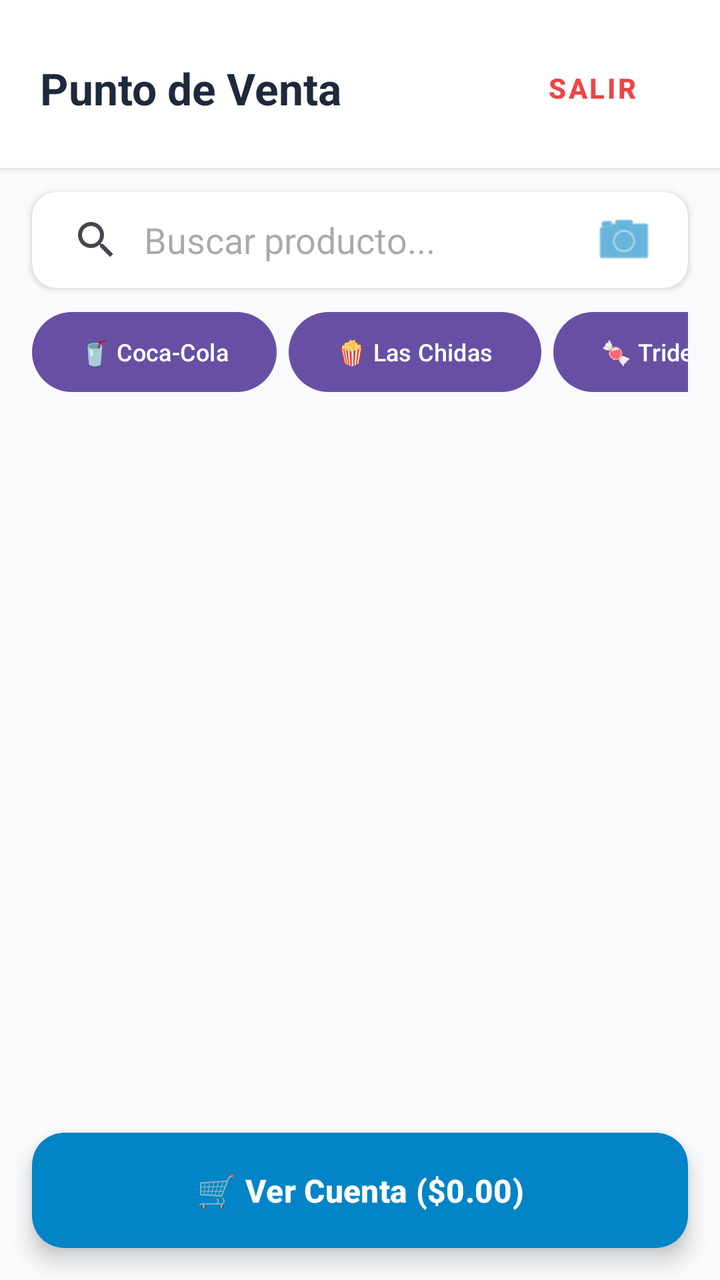
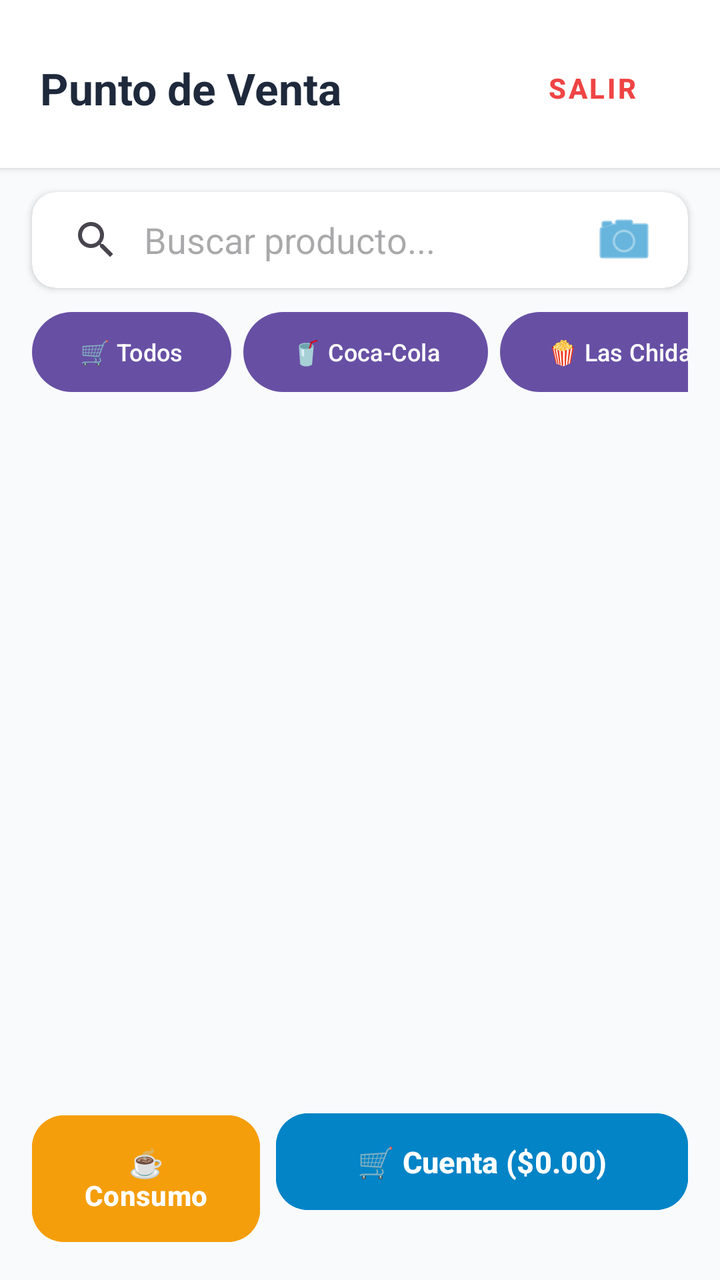

Two renders of the same Android screen: before a commit and after it. Below are the layout's source before the change and the commit's diff.
<!-- AndroidManifest.xml: application theme Theme.CrudProductos -->
<!-- res/layout/activity_usuario.xml -->
<?xml version="1.0" encoding="utf-8"?>
<androidx.constraintlayout.widget.ConstraintLayout xmlns:android="http://schemas.android.com/apk/res/android"
    xmlns:app="http://schemas.android.com/apk/res-auto"
    xmlns:tools="http://schemas.android.com/tools"
    android:id="@+id/main"
    android:layout_width="match_parent"
    android:layout_height="match_parent"
    android:background="#F8FAFC"
    tools:context=".Usuario">

    
    <androidx.cardview.widget.CardView
        android:id="@+id/headerCard"
        android:layout_width="match_parent"
        android:layout_height="wrap_content"
        app:cardBackgroundColor="#FFFFFF"
        app:cardCornerRadius="0dp"
        app:cardElevation="2dp"
        app:layout_constraintEnd_toEndOf="parent"
        app:layout_constraintStart_toStartOf="parent"
        app:layout_constraintTop_toTopOf="parent">

        <androidx.constraintlayout.widget.ConstraintLayout
            android:layout_width="match_parent"
            android:layout_height="wrap_content"
            android:paddingHorizontal="20dp"
            android:paddingTop="20dp"
            android:paddingBottom="16dp">

            <TextView
                android:id="@+id/tvTitulo"
                android:layout_width="wrap_content"
                android:layout_height="wrap_content"
                android:text="Punto de Venta"
                android:textColor="#1E293B"
                android:textSize="22sp"
                android:textStyle="bold"
                app:layout_constraintBottom_toBottomOf="parent"
                app:layout_constraintStart_toStartOf="parent"
                app:layout_constraintTop_toTopOf="parent" />

            <com.google.android.material.button.MaterialButton
                android:id="@+id/btnCerrarSesion"
                style="@style/Widget.MaterialComponents.Button.TextButton"
                android:layout_width="wrap_content"
                android:layout_height="wrap_content"
                android:paddingHorizontal="12dp"
                android:text="Salir"
                android:textColor="#EF4444"
                android:textSize="14sp"
                android:textStyle="bold"
                app:layout_constraintBottom_toBottomOf="parent"
                app:layout_constraintEnd_toEndOf="parent"
                app:layout_constraintTop_toTopOf="parent" />

        </androidx.constraintlayout.widget.ConstraintLayout>
    </androidx.cardview.widget.CardView>

    
    <androidx.cardview.widget.CardView
        android:id="@+id/searchCard"
        android:layout_width="0dp"
        android:layout_height="wrap_content"
        android:layout_marginHorizontal="16dp"
        android:layout_marginTop="12dp"
        app:cardBackgroundColor="#FFFFFF"
        app:cardCornerRadius="12dp"
        app:cardElevation="2dp"
        app:layout_constraintEnd_toEndOf="parent"
        app:layout_constraintStart_toStartOf="parent"
        app:layout_constraintTop_toBottomOf="@+id/headerCard">

        <LinearLayout
            android:layout_width="match_parent"
            android:layout_height="wrap_content"
            android:gravity="center_vertical"
            android:orientation="horizontal">

            <SearchView
                android:id="@+id/searchView"
                android:layout_width="0dp"
                android:layout_height="wrap_content"
                android:layout_weight="1"
                android:iconifiedByDefault="false"
                android:queryBackground="@android:color/transparent"
                android:queryHint="Buscar producto..." />

            
            <ImageButton
                android:id="@+id/btnEscanearCamara"
                android:layout_width="48dp"
                android:layout_height="48dp"
                android:layout_marginEnd="8dp"
                android:background="?attr/selectableItemBackgroundBorderless"
                android:contentDescription="Escanear producto"
                android:src="@android:drawable/ic_menu_camera"
                app:tint="#0284C7" />
        </LinearLayout>
    </androidx.cardview.widget.CardView>

    
    <HorizontalScrollView
        android:id="@+id/scrollBotonesRapidos"
        android:layout_width="0dp"
        android:layout_height="wrap_content"
        android:layout_marginHorizontal="16dp"
        android:layout_marginTop="8dp"
        android:scrollbars="none"
        app:layout_constraintEnd_toEndOf="parent"
        app:layout_constraintStart_toStartOf="parent"
        app:layout_constraintTop_toBottomOf="@+id/searchCard">

        <LinearLayout
            android:layout_width="wrap_content"
            android:layout_height="wrap_content"
            android:orientation="horizontal">

            <Button
                android:id="@+id/btnCoca"
                android:layout_width="wrap_content"
                android:layout_height="wrap_content"
                android:layout_marginEnd="6dp"
                android:text="🥤 Coca-Cola"
                android:textSize="12sp" />

            <Button
                android:id="@+id/btnChidas"
                android:layout_width="wrap_content"
                android:layout_height="wrap_content"
                android:layout_marginEnd="6dp"
                android:text="🍿 Las Chidas"
                android:textSize="12sp" />

            <Button
                android:id="@+id/btnTrident"
                android:layout_width="wrap_content"
                android:layout_height="wrap_content"
                android:layout_marginEnd="6dp"
                android:text="🍬 Trident"
                android:textSize="12sp" />

            <Button
                android:id="@+id/btnMazapan"
                android:layout_width="wrap_content"
                android:layout_height="wrap_content"
                android:layout_marginEnd="6dp"
                android:text="🥜 Mazapán"
                android:textSize="12sp" />

            <Button
                android:id="@+id/btnGalletas"
                android:layout_width="wrap_content"
                android:layout_height="wrap_content"
                android:text="🍪 Galletas"
                android:textSize="12sp" />

        </LinearLayout>
    </HorizontalScrollView>

    
    <androidx.recyclerview.widget.RecyclerView
        android:id="@+id/recyclerViewProductos"
        android:layout_width="0dp"
        android:layout_height="0dp"
        android:clipToPadding="false"
        android:paddingHorizontal="16dp"
        android:paddingTop="8dp"
        android:paddingBottom="90dp"
        app:layout_constraintBottom_toBottomOf="parent"
        app:layout_constraintEnd_toEndOf="parent"
        app:layout_constraintStart_toStartOf="parent"
        app:layout_constraintTop_toBottomOf="@+id/scrollBotonesRapidos"
        tools:listitem="@layout/item_producto_usuario" />

    
    <androidx.cardview.widget.CardView
        android:id="@+id/cardBottomBar"
        android:layout_width="0dp"
        android:layout_height="wrap_content"
        android:layout_margin="16dp"
        app:cardBackgroundColor="#0284C7"
        app:cardCornerRadius="16dp"
        app:cardElevation="6dp"
        app:layout_constraintBottom_toBottomOf="parent"
        app:layout_constraintEnd_toEndOf="parent"
        app:layout_constraintStart_toStartOf="parent">

        <com.google.android.material.button.MaterialButton
            android:id="@+id/btnVerCuenta"
            android:layout_width="match_parent"
            android:layout_height="wrap_content"
            android:backgroundTint="@android:color/transparent"
            android:paddingVertical="14dp"
            android:text="🛒 Ver Cuenta ($0.00)"
            android:textColor="#FFFFFF"
            android:textSize="16sp"
            android:textStyle="bold"
            app:cornerRadius="16dp"
            app:elevation="0dp" />
    </androidx.cardview.widget.CardView>

</androidx.constraintlayout.widget.ConstraintLayout>
<!-- res/layout/item_producto_usuario.xml (included above) -->
<?xml version="1.0" encoding="utf-8"?>
<androidx.cardview.widget.CardView xmlns:android="http://schemas.android.com/apk/res/android"
    xmlns:app="http://schemas.android.com/apk/res-auto"
    android:layout_width="match_parent"
    android:layout_height="wrap_content"
    android:layout_marginVertical="6dp"
    app:cardBackgroundColor="#FFFFFF"
    app:cardCornerRadius="14dp"
    app:cardElevation="3dp">

    <androidx.constraintlayout.widget.ConstraintLayout
        android:layout_width="match_parent"
        android:layout_height="wrap_content"
        android:padding="16dp">

        <TextView
            android:id="@+id/tvNombreProducto"
            android:layout_width="0dp"
            android:layout_height="wrap_content"
            android:layout_marginEnd="12dp"
            android:ellipsize="end"
            android:maxLines="2"
            android:text="Nombre del Producto"
            android:textColor="#1E293B"
            android:textSize="17sp"
            android:textStyle="bold"
            app:layout_constraintEnd_toStartOf="@+id/btnVender"
            app:layout_constraintStart_toStartOf="parent"
            app:layout_constraintTop_toTopOf="parent" />

        <TextView
            android:id="@+id/tvPrecio"
            android:layout_width="wrap_content"
            android:layout_height="wrap_content"
            android:layout_marginTop="6dp"
            android:text="$ 0.00"
            android:textColor="#16A34A"
            android:textSize="18sp"
            android:textStyle="bold"
            app:layout_constraintStart_toStartOf="parent"
            app:layout_constraintTop_toBottomOf="@id/tvNombreProducto" />

        <TextView
            android:id="@+id/tvExistencias"
            android:layout_width="wrap_content"
            android:layout_height="wrap_content"
            android:layout_marginTop="4dp"
            android:background="#F1F5F9"
            android:paddingHorizontal="8dp"
            android:paddingVertical="3dp"
            android:text="Stock: 10"
            android:textColor="#64748B"
            android:textSize="12sp"
            android:textStyle="bold"
            app:layout_constraintStart_toStartOf="parent"
            app:layout_constraintTop_toBottomOf="@id/tvPrecio" />

        <com.google.android.material.button.MaterialButton
            android:id="@+id/btnVender"
            android:layout_width="wrap_content"
            android:layout_height="wrap_content"
            android:backgroundTint="#0284C7"
            android:text="+ Agregar"
            android:textColor="#FFFFFF"
            android:textSize="13sp"
            android:textStyle="bold"
            app:cornerRadius="10dp"
            app:layout_constraintBottom_toBottomOf="parent"
            app:layout_constraintEnd_toEndOf="parent"
            app:layout_constraintTop_toTopOf="parent" />

    </androidx.constraintlayout.widget.ConstraintLayout>
</androidx.cardview.widget.CardView>
<!-- resources referenced by this layout -->
<resources>
  <style name="Theme.CrudProductos" parent="Base.Theme.CrudProductos" />
  <style name="Base.Theme.CrudProductos" parent="Theme.Material3.DayNight.NoActionBar">
          
          
      </style>
</resources>

<!-- the commit's change to res/layout/activity_usuario.xml (unified diff, before → after) -->
@@ -85,7 +85,6 @@
                 android:queryBackground="@android:color/transparent"
                 android:queryHint="Buscar producto..." />
 
-            
             <ImageButton
                 android:id="@+id/btnEscanearCamara"
                 android:layout_width="48dp"
@@ -115,6 +114,15 @@
             android:layout_height="wrap_content"
             android:orientation="horizontal">
 
+            
+            <Button
+                android:id="@+id/btnTodos"
+                android:layout_width="wrap_content"
+                android:layout_height="wrap_content"
+                android:layout_marginEnd="6dp"
+                android:text="🛒 Todos"
+                android:textSize="12sp" />
+
             <Button
                 android:id="@+id/btnCoca"
                 android:layout_width="wrap_content"
@@ -173,31 +181,46 @@
         tools:listitem="@layout/item_producto_usuario" />
 
     
-    <androidx.cardview.widget.CardView
-        android:id="@+id/cardBottomBar"
+    <LinearLayout
+        android:id="@+id/bottomBarContainer"
         android:layout_width="0dp"
         android:layout_height="wrap_content"
         android:layout_margin="16dp"
-        app:cardBackgroundColor="#0284C7"
-        app:cardCornerRadius="16dp"
-        app:cardElevation="6dp"
+        android:orientation="horizontal"
         app:layout_constraintBottom_toBottomOf="parent"
         app:layout_constraintEnd_toEndOf="parent"
         app:layout_constraintStart_toStartOf="parent">
+
+        <com.google.android.material.button.MaterialButton
+            android:id="@+id/btnConsumoPropio"
+            android:layout_width="0dp"
+            android:layout_height="wrap_content"
+            android:layout_marginEnd="8dp"
+            android:layout_weight="1"
+            android:backgroundTint="#F59E0B"
+            android:paddingVertical="14dp"
+            android:text="☕ Consumo"
+            android:textColor="#FFFFFF"
+            android:textSize="14sp"
+            android:textStyle="bold"
+            app:cornerRadius="16dp"
+            app:elevation="4dp" />
 
         <com.google.android.material.button.MaterialButton
             android:id="@+id/btnVerCuenta"
-            android:layout_width="match_parent"
-            android:layout_height="wrap_content"
-            android:backgroundTint="@android:color/transparent"
+            android:layout_width="0dp"
+            android:layout_height="wrap_content"
+            android:layout_weight="1.8"
+            android:backgroundTint="#0284C7"
             android:paddingVertical="14dp"
-            android:text="🛒 Ver Cuenta ($0.00)"
+            android:text="🛒 Cuenta ($0.00)"
             android:textColor="#FFFFFF"
-            android:textSize="16sp"
+            android:textSize="15sp"
             android:textStyle="bold"
             app:cornerRadius="16dp"
-            app:elevation="0dp" />
-    </androidx.cardview.widget.CardView>
+            app:elevation="4dp" />
+
+    </LinearLayout>
 
 </androidx.constraintlayout.widget.ConstraintLayout>
 <!-- res/layout/item_producto_usuario.xml (included above) -->
